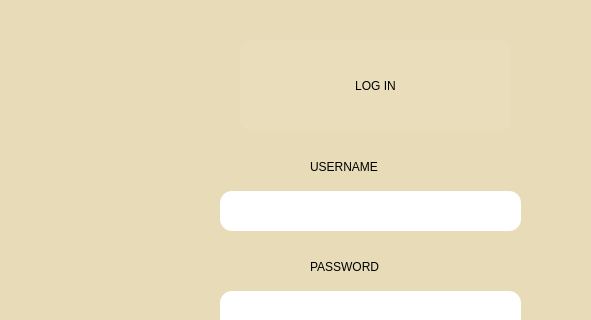
First picture: the form in DIARY/login.ui, repository lainy07/diary-by-SD-for-SD, before the edit; both pictures show x 0 to 591 and y 0 to 320 of the 750 by 480 pixel window.
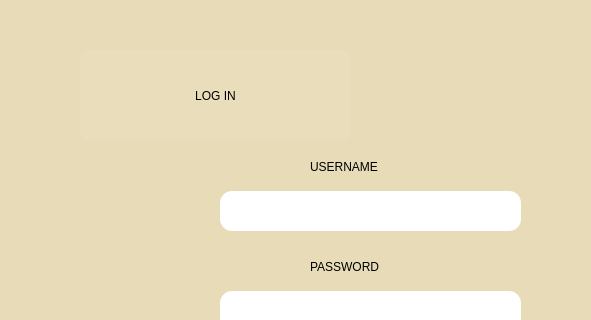
Second picture: the form after the edit.

What changed in the file:
```diff
--- a/DIARY/login.ui
+++ b/DIARY/login.ui
@@ -123,8 +123,8 @@
   <widget class="QLabel" name="label_5">
    <property name="geometry">
     <rect>
-     <x>240</x>
-     <y>40</y>
+     <x>80</x>
+     <y>50</y>
      <width>271</width>
      <height>91</height>
     </rect>
```
